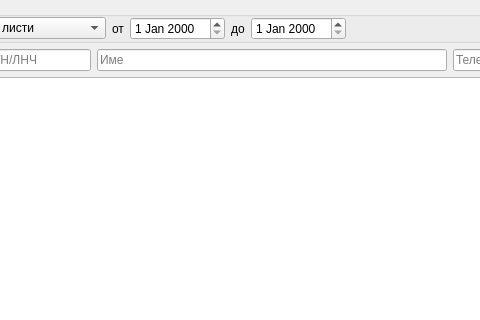
Before: the Qt Designer form src/View/Widgets/AmbListSelector.ui in thefinalcutbg/DinoDent, drawn with Qt 5; both pictures show x 94 to 574 and y 0 to 320 of the 681 by 416 pixel window.
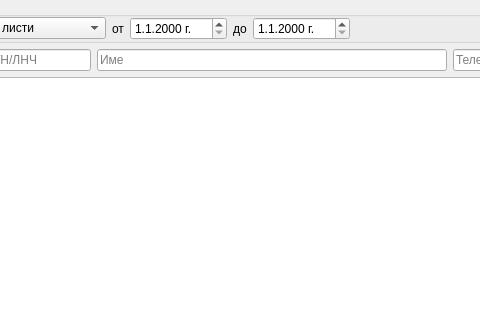
After: the same form once the commit is applied. Custom widgets are drawn as their Qt base class.

Commit message: Calendar widget cyrylic fixed

```diff
--- a/src/View/Widgets/AmbListSelector.ui
+++ b/src/View/Widgets/AmbListSelector.ui
@@ -70,7 +70,11 @@
        </widget>
       </item>
       <item>
-       <widget class="CustomDateEdit" name="fromDateEdit"/>
+       <widget class="CustomDateEdit" name="fromDateEdit">
+        <property name="displayFormat">
+         <string notr="true">d.M.yyyy 'г.'</string>
+        </property>
+       </widget>
       </item>
       <item>
        <widget class="QLabel" name="label_2">
@@ -80,7 +84,11 @@
        </widget>
       </item>
       <item>
-       <widget class="CustomDateEdit" name="toDateEdit"/>
+       <widget class="CustomDateEdit" name="toDateEdit">
+        <property name="displayFormat">
+         <string notr="true">d.M.yyyy 'г.'</string>
+        </property>
+       </widget>
       </item>
       <item>
        <spacer name="horizontalSpacer_2">
```
The commit also changes 3 other files.
